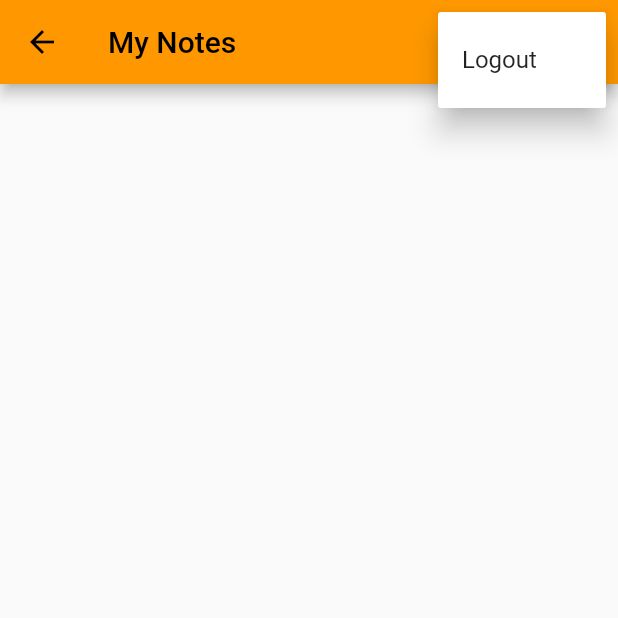
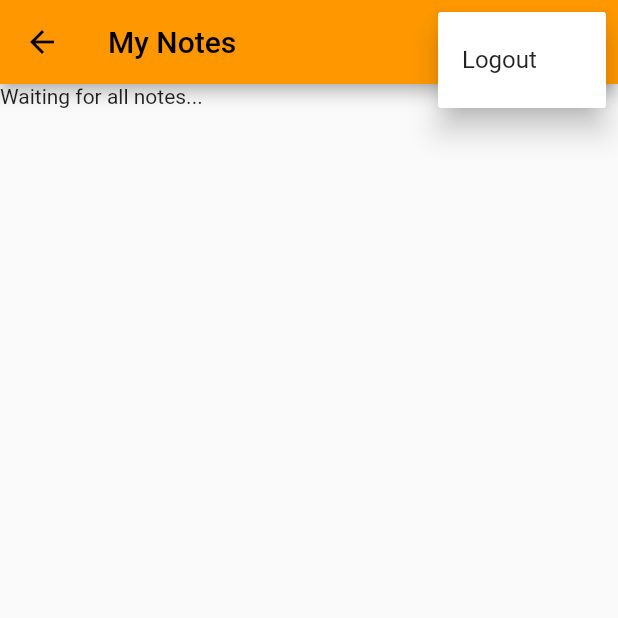
Before and after one commit to adhitamafikri/bootleg-google-keep-app, a Flutter app: the NotesPage screen opened by its route, after a tap on the "more vert" icon, on a phone screen of 412 x 824 dp, the top half of it. Run offline on Flutter 3.47's test engine with Material 2 defaults, Android fonts, the phone set to English and light mode, and no system bars; our stand-ins replace firebase_auth, firebase_core, sqflite; accounts and stored records are empty; network calls fail.

Commit message:
feat: singleton

```diff
--- a/lib/pages/notes_page.dart
+++ b/lib/pages/notes_page.dart
@@ -1,5 +1,6 @@
 import 'package:bootleg_google_keep_app/constants/routes.dart';
 import 'package:bootleg_google_keep_app/services/auth/auth_service.dart';
+import 'package:bootleg_google_keep_app/services/notes/notes_service.dart';
 import 'package:flutter/material.dart';
 
 import '../enums/menu_action.dart';
@@ -12,6 +13,22 @@ class NotesPage extends StatefulWidget {
 }
 
 class _NotesPageState extends State<NotesPage> {
+  late final NotesService _notesService;
+  String get userEmail => AuthService.firebase().currentUser!.email!;
+
+  @override
+  void initState() {
+    _notesService = NotesService();
+    _notesService.open();
+    super.initState();
+  }
+
+  @override
+  void dispose() {
+    _notesService.close();
+    super.dispose();
+  }
+
   @override
   Widget build(BuildContext context) {
     return Scaffold(
@@ -38,7 +55,25 @@ class _NotesPageState extends State<NotesPage> {
           },
         )
       ]),
-      body: Container(),
+      body: FutureBuilder(
+          future: _notesService.getOrCreateUser(email: userEmail),
+          builder: (context, snapshot) {
+            switch (snapshot.connectionState) {
+              case ConnectionState.done:
+                return StreamBuilder(
+                    stream: _notesService.allNotes,
+                    builder: (context, snapshot) {
+                      switch (snapshot.connectionState) {
+                        case ConnectionState.waiting:
+                          return const Text('Waiting for all notes...');
+                        default:
+                          return const CircularProgressIndicator();
+                      }
+                    });
+              default:
+                return const CircularProgressIndicator();
+            }
+          }),
     );
   }
 }
--- a/lib/services/auth/auth_user.dart
+++ b/lib/services/auth/auth_user.dart
@@ -3,9 +3,13 @@ import 'package:flutter/foundation.dart';
 
 @immutable
 class AuthUser {
+  final String? email;
   final bool isEmailVerified;
-  const AuthUser({required this.isEmailVerified});
+  const AuthUser({
+    required this.email,
+    required this.isEmailVerified,
+  });
 
   factory AuthUser.fromFirebase(User user) =>
-      AuthUser(isEmailVerified: user.emailVerified);
+      AuthUser(email: user.email, isEmailVerified: user.emailVerified);
 }
--- a/lib/services/notes/notes_service.dart
+++ b/lib/services/notes/notes_service.dart
@@ -17,8 +17,15 @@ class NotesService {
 
   List<NotesDatabase> _notes = [];
 
+  // Singleton
+  static final NotesService _shared = NotesService._sharedInstance();
+  NotesService._sharedInstance();
+  factory NotesService() => _shared;
+
   final _notesStreamController =
       StreamController<List<NotesDatabase>>.broadcast();
+
+  Stream<List<NotesDatabase>> get allNotes => _notesStreamController.stream;
 
   Future<void> _cacheNotes() async {
     final allNotes = await getAllNotes();
@@ -42,6 +49,7 @@ class NotesService {
       {required NotesDatabase note,
       required String title,
       required String body}) async {
+    await _ensureDbIsOpen();
     final db = _getDatabase();
     final updatesCount = await db.update(notesModel.tableName, {
       'id': note.id,
@@ -62,6 +70,7 @@ class NotesService {
   }
 
   Future<Iterable<NotesDatabase>> getAllNotes() async {
+    await _ensureDbIsOpen();
     final db = _getDatabase();
     final notes = await db.query(notesModel.tableName);
 
@@ -71,6 +80,7 @@ class NotesService {
   }
 
   Future<NotesDatabase> getNote({required int id}) async {
+    await _ensureDbIsOpen();
     final db = _getDatabase();
     final notes = await db.query(notesModel.tableName,
         limit: 1, where: 'id = ?', whereArgs: [id]);
@@ -87,6 +97,7 @@ class NotesService {
   }
 
   Future<int> deleteAllNotes() async {
+    await _ensureDbIsOpen();
     final db = _getDatabase();
     final numberOfDeletions = await db.delete(notesModel.tableName);
 
@@ -97,6 +108,7 @@ class NotesService {
   }
 
   Future<void> deleteNote({required int id}) async {
+    await _ensureDbIsOpen();
     final db = _getDatabase();
     final deletedCount =
         await db.delete(notesModel.tableName, where: 'id = ?', whereArgs: [id]);
@@ -113,6 +125,7 @@ class NotesService {
       {required UsersDatabase owner,
       required String title,
       required String body}) async {
+    await _ensureDbIsOpen();
     final db = _getDatabase();
 
     final dbUser = await getUser(email: owner.email);
@@ -141,6 +154,7 @@ class NotesService {
   }
 
   Future<UsersDatabase> getUser({required String email}) async {
+    await _ensureDbIsOpen();
     final db = _getDatabase();
     final results = await db.query(usersModel.tableName,
         limit: 1, where: 'email = ?', whereArgs: [email.toLowerCase()]);
@@ -153,6 +167,7 @@ class NotesService {
   }
 
   Future<UsersDatabase> createUser({required String email}) async {
+    await _ensureDbIsOpen();
     final db = _getDatabase();
     final results = await db.query(usersModel.tableName,
         limit: 1, where: 'email = ?', whereArgs: [email.toLowerCase()]);
@@ -168,6 +183,7 @@ class NotesService {
   }
 
   Future<void> deleteUser({required String email}) async {
+    await _ensureDbIsOpen();
     final db = _getDatabase();
     final deletedCount = await db.delete(usersModel.tableName,
         where: 'email = ?', whereArgs: [email.toLowerCase()]);
@@ -184,6 +200,12 @@ class NotesService {
     } else {
       return db;
     }
+  }
+
+  Future<void> _ensureDbIsOpen() async {
+    try {
+      await open();
+    } on DatabaseAlreadyOpenException {}
   }
 
   Future<void> open() async {
```
